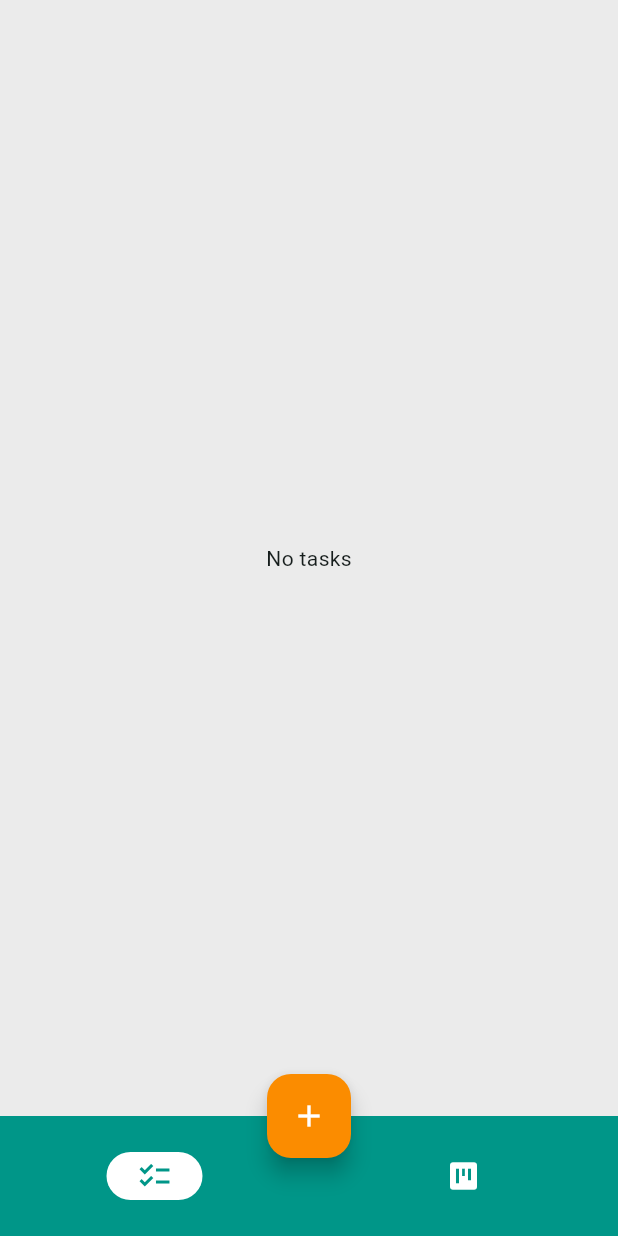
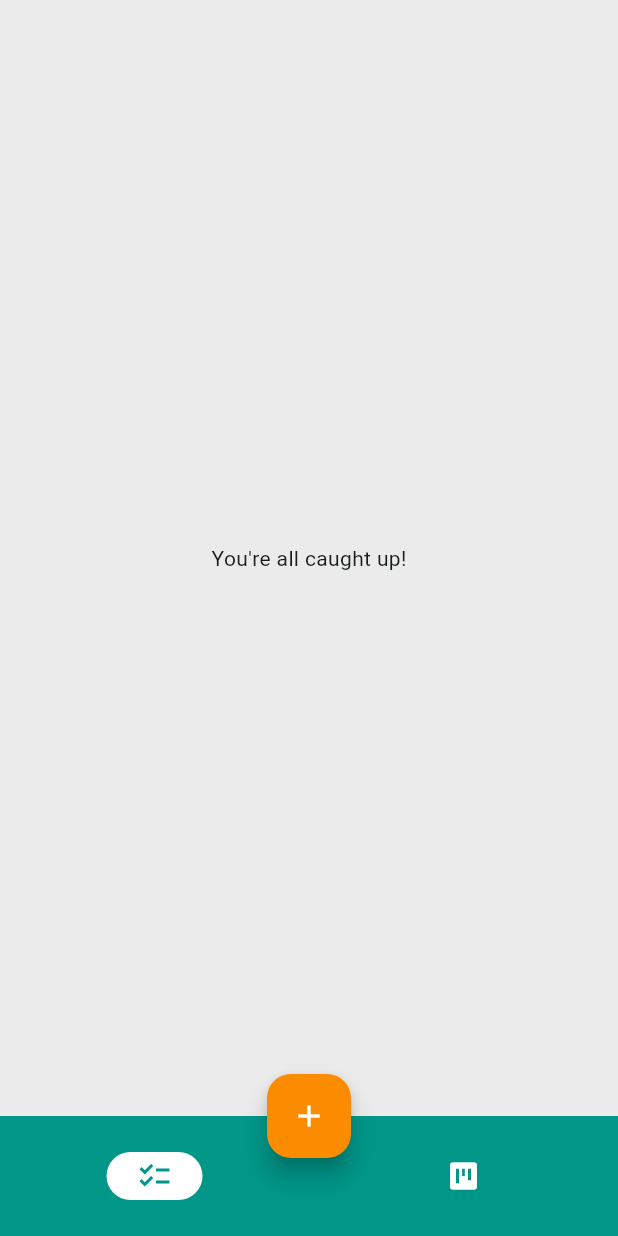
Before and after one commit to dillonfagan/tasks_flutter, a Flutter app: the screen it shows after launch, on a phone screen of 412 x 824 dp. Run offline on Flutter 3.47's test engine with Material 2 defaults, Android fonts, the phone set to English and light mode, and no system bars.

Commit message:
Update no tasks text

```diff
--- a/lib/src/widgets/tasks_body.dart
+++ b/lib/src/widgets/tasks_body.dart
@@ -23,7 +23,7 @@ class TasksBody extends StatelessWidget {
             final List<Record<Task>> tasks = snapshot.data!;
 
             if (tasks.isEmpty) {
-              return const Center(child: Text('No tasks'));
+              return const Center(child: Text("You're all caught up!"));
             }
 
             return ListView.separated(
```
